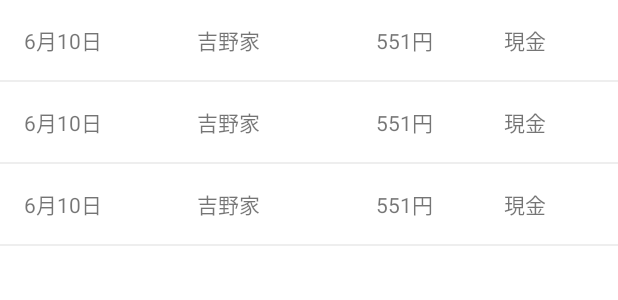
After one commit to ShinKitahara/okanenavi_app, an Android app: the layout fragment_home.xml on its own in the app's theme, with its tools: preview values and no code run, on a phone screen of 412 x 824 dp. The commit adds this screen. Shown: the top 300 px of the screen. Run offline under Robolectric (Android 15) with nearby library versions, the phone set to English and light mode, and no system bars.

Commit message:
implement record list

```diff
--- a/app/build.gradle
+++ b/app/build.gradle
@@ -41,6 +41,7 @@ dependencies {
     implementation 'androidx.appcompat:appcompat:1.4.2'
     implementation 'com.google.android.material:material:1.6.1'
     implementation 'androidx.constraintlayout:constraintlayout:2.1.4'
+    implementation 'androidx.fragment:fragment-ktx:1.5.0'
     implementation 'androidx.lifecycle:lifecycle-livedata-ktx:2.5.0'
     implementation 'androidx.lifecycle:lifecycle-viewmodel-ktx:2.5.0'
 
--- a/app/src/main/java/okanenavi/co/jp/ui/home/HomeActivity.kt
+++ b/app/src/main/java/okanenavi/co/jp/ui/home/HomeActivity.kt
@@ -5,7 +5,7 @@ import androidx.appcompat.app.AppCompatActivity
 import android.os.Bundle
 import com.google.android.material.tabs.TabLayoutMediator
 import okanenavi.co.jp.databinding.ActivityHomeBinding
-import okanenavi.co.jp.ui.main.SectionsPagerAdapter
+
 
 class HomeActivity : AppCompatActivity() {
     companion object {
@@ -20,8 +20,8 @@ class HomeActivity : AppCompatActivity() {
         binding = ActivityHomeBinding.inflate(layoutInflater)
         setContentView(binding.root)
 
-        val sectionsPagerAdapter = SectionsPagerAdapter(this)
-        binding.viewPager.adapter = sectionsPagerAdapter
+        val homePagerAdapter = HomePagerAdapter(this)
+        binding.viewPager.adapter = homePagerAdapter
 
         TabLayoutMediator(binding.tabs, binding.viewPager) { tab, position ->
             tab.text = TABS[position]
--- /dev/null
+++ b/app/src/main/res/layout/fragment_home.xml
@@ -0,0 +1,17 @@
+<?xml version="1.0" encoding="utf-8"?>
+<FrameLayout xmlns:android="http://schemas.android.com/apk/res/android"
+    xmlns:app="http://schemas.android.com/apk/res-auto"
+    xmlns:tools="http://schemas.android.com/tools"
+    android:layout_width="match_parent"
+    android:layout_height="match_parent"
+    tools:context=".ui.home.HomeFragment">
+
+    <androidx.recyclerview.widget.RecyclerView
+        android:id="@+id/record_recycler"
+        android:layout_width="match_parent"
+        android:layout_height="match_parent"
+        android:orientation="vertical"
+        app:layoutManager="androidx.recyclerview.widget.LinearLayoutManager"
+        tools:listitem="@layout/item_record" />
+
+</FrameLayout>
--- /dev/null
+++ b/app/src/main/res/layout/item_record.xml
@@ -0,0 +1,56 @@
+<?xml version="1.0" encoding="utf-8"?>
+<androidx.appcompat.widget.LinearLayoutCompat xmlns:android="http://schemas.android.com/apk/res/android"
+    xmlns:tools="http://schemas.android.com/tools"
+    android:layout_width="match_parent"
+    android:layout_height="wrap_content"
+    android:orientation="vertical">
+
+    <androidx.appcompat.widget.LinearLayoutCompat
+        android:layout_width="match_parent"
+        android:layout_height="wrap_content"
+        android:layout_margin="@dimen/activity_vertical_margin"
+        android:orientation="horizontal">
+
+        <androidx.appcompat.widget.AppCompatTextView
+            android:id="@+id/created_text"
+            android:layout_width="0dp"
+            android:layout_height="wrap_content"
+            android:layout_weight="1"
+            tools:text="6月10日" />
+
+        <androidx.appcompat.widget.AppCompatTextView
+            android:id="@+id/debit_text"
+            android:layout_width="0dp"
+            android:layout_height="wrap_content"
+            android:layout_weight="1"
+            android:gravity="center"
+            tools:text="吉野家" />
+
+        <androidx.appcompat.widget.AppCompatTextView
+            android:id="@+id/price_text"
+            android:layout_width="0dp"
+            android:layout_height="wrap_content"
+            android:layout_weight="1"
+            android:gravity="end"
+            tools:text="551円" />
+
+        <Space
+            android:layout_width="@dimen/activity_vertical_margin"
+            android:layout_height="0dp" />
+
+        <androidx.appcompat.widget.AppCompatTextView
+            android:id="@+id/credit_text"
+            android:layout_width="0dp"
+            android:layout_height="wrap_content"
+            android:layout_weight="1"
+            android:gravity="center"
+            tools:text="現金" />
+
+    </androidx.appcompat.widget.LinearLayoutCompat>
+
+    <View
+        android:layout_width="match_parent"
+        android:layout_height="1dp"
+        android:background="@color/background" />
+
+</androidx.appcompat.widget.LinearLayoutCompat>
```
Also changed, not shown: app/src/main/java/okanenavi/co/jp/model/Record.kt (+31 -15 lines), app/src/main/java/okanenavi/co/jp/service/FirebaseRecordService.kt (added, +24 -0 lines), app/src/main/java/okanenavi/co/jp/ui/home/CreateActivity.kt (+127 -23 lines), app/src/main/java/okanenavi/co/jp/ui/home/HomeFragment.kt (added, +80 -0 lines), app/src/main/java/okanenavi/co/jp/ui/home/HomePagerAdapter.kt (renamed from app/src/main/java/okanenavi/co/jp/ui/main/SectionsPagerAdapter.kt, +3 -7 lines), app/src/main/java/okanenavi/co/jp/ui/home/HomeRecyclerAdapter.kt (added, +54 -0 lines), app/src/main/java/okanenavi/co/jp/ui/home/HomeViewModel.kt (added, +33 -0 lines), app/src/main/java/okanenavi/co/jp/ui/main/PageViewModel.kt (deleted, +0 -18 lines), app/src/main/java/okanenavi/co/jp/ui/main/PlaceholderFragment.kt (deleted, +0 -71 lines), app/src/main/res/layout/activity_create.xml (+9 -0 lines), app/src/main/res/layout/fragment_main.xml (deleted, +0 -19 lines), app/src/main/res/values/strings.xml (+6 -5 lines).
